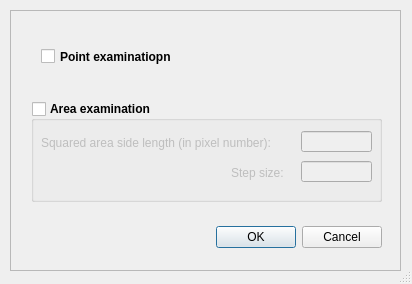
Before: the Qt Designer form hackathon/MK/Neurite_Instructor/Neurite_Instructor.ui in Vaa3D/vaa3d_tools, drawn with Qt 5.
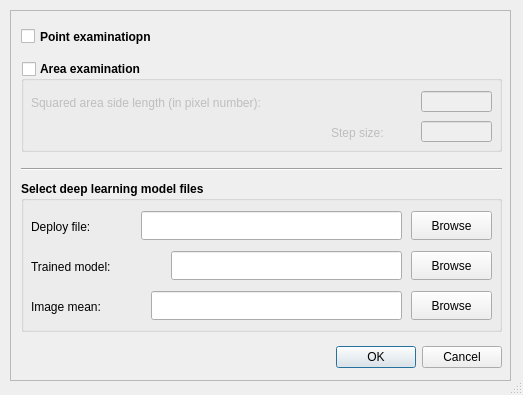
After: the same form once the commit is applied.

Commit message: NeuronExaminer: enabled file selection from UI

Patch:
```diff
--- a/hackathon/MK/Neurite_Instructor/Neurite_Instructor.ui
+++ b/hackathon/MK/Neurite_Instructor/Neurite_Instructor.ui
@@ -6,8 +6,8 @@
    <rect>
     <x>0</x>
     <y>0</y>
-    <width>412</width>
-    <height>284</height>
+    <width>523</width>
+    <height>395</height>
    </rect>
   </property>
   <property name="windowTitle">
@@ -24,8 +24,8 @@
     <rect>
      <x>10</x>
      <y>10</y>
-     <width>391</width>
-     <height>261</height>
+     <width>501</width>
+     <height>371</height>
     </rect>
    </property>
    <property name="autoFillBackground">
@@ -38,22 +38,22 @@
     <enum>Qt::ScrollBarAsNeeded</enum>
    </property>
    <property name="widgetResizable">
-    <bool>false</bool>
+    <bool>true</bool>
    </property>
    <widget class="QWidget" name="scrollAreaWidgetContents">
     <property name="geometry">
      <rect>
       <x>0</x>
       <y>0</y>
-      <width>389</width>
-      <height>259</height>
+      <width>499</width>
+      <height>369</height>
      </rect>
     </property>
     <widget class="QDialogButtonBox" name="buttonBox">
      <property name="geometry">
       <rect>
-       <x>170</x>
-       <y>210</y>
+       <x>290</x>
+       <y>330</y>
        <width>201</width>
        <height>32</height>
       </rect>
@@ -68,8 +68,8 @@
     <widget class="QCheckBox" name="checkBox">
      <property name="geometry">
       <rect>
-       <x>30</x>
-       <y>30</y>
+       <x>10</x>
+       <y>10</y>
        <width>221</width>
        <height>31</height>
       </rect>
@@ -87,10 +87,10 @@
     <widget class="QGroupBox" name="groupBox">
      <property name="geometry">
       <rect>
-       <x>20</x>
-       <y>90</y>
-       <width>351</width>
-       <height>101</height>
+       <x>10</x>
+       <y>50</y>
+       <width>481</width>
+       <height>91</height>
       </rect>
      </property>
      <property name="font">
@@ -116,7 +116,7 @@
        <rect>
         <x>10</x>
         <y>30</y>
-        <width>261</width>
+        <width>391</width>
         <height>24</height>
        </rect>
       </property>
@@ -136,9 +136,9 @@
       </property>
       <property name="geometry">
        <rect>
-        <x>200</x>
+        <x>310</x>
         <y>60</y>
-        <width>61</width>
+        <width>101</width>
         <height>24</height>
        </rect>
       </property>
@@ -158,7 +158,7 @@
       </property>
       <property name="geometry">
        <rect>
-        <x>270</x>
+        <x>400</x>
         <y>30</y>
         <width>71</width>
         <height>21</height>
@@ -177,7 +177,7 @@
       </property>
       <property name="geometry">
        <rect>
-        <x>270</x>
+        <x>400</x>
         <y>60</y>
         <width>71</width>
         <height>21</height>
@@ -191,6 +191,182 @@
       </property>
      </widget>
     </widget>
+    <widget class="Line" name="line">
+     <property name="geometry">
+      <rect>
+       <x>10</x>
+       <y>150</y>
+       <width>481</width>
+       <height>16</height>
+      </rect>
+     </property>
+     <property name="orientation">
+      <enum>Qt::Horizontal</enum>
+     </property>
+    </widget>
+    <widget class="QGroupBox" name="groupBox_2">
+     <property name="geometry">
+      <rect>
+       <x>10</x>
+       <y>170</y>
+       <width>481</width>
+       <height>151</height>
+      </rect>
+     </property>
+     <property name="font">
+      <font>
+       <weight>75</weight>
+       <bold>true</bold>
+      </font>
+     </property>
+     <property name="title">
+      <string>Select deep learning model files</string>
+     </property>
+     <widget class="QLineEdit" name="lineEdit">
+      <property name="geometry">
+       <rect>
+        <x>120</x>
+        <y>30</y>
+        <width>261</width>
+        <height>29</height>
+       </rect>
+      </property>
+     </widget>
+     <widget class="QPushButton" name="pushButton">
+      <property name="geometry">
+       <rect>
+        <x>390</x>
+        <y>30</y>
+        <width>81</width>
+        <height>29</height>
+       </rect>
+      </property>
+      <property name="font">
+       <font>
+        <weight>50</weight>
+        <bold>false</bold>
+       </font>
+      </property>
+      <property name="text">
+       <string>Browse</string>
+      </property>
+     </widget>
+     <widget class="QPushButton" name="pushButton_2">
+      <property name="geometry">
+       <rect>
+        <x>390</x>
+        <y>70</y>
+        <width>81</width>
+        <height>29</height>
+       </rect>
+      </property>
+      <property name="font">
+       <font>
+        <weight>50</weight>
+        <bold>false</bold>
+       </font>
+      </property>
+      <property name="text">
+       <string>Browse</string>
+      </property>
+     </widget>
+     <widget class="QLabel" name="label">
+      <property name="geometry">
+       <rect>
+        <x>10</x>
+        <y>30</y>
+        <width>111</width>
+        <height>31</height>
+       </rect>
+      </property>
+      <property name="font">
+       <font>
+        <weight>50</weight>
+        <bold>false</bold>
+       </font>
+      </property>
+      <property name="text">
+       <string>Deploy file:</string>
+      </property>
+     </widget>
+     <widget class="QLineEdit" name="lineEdit_2">
+      <property name="geometry">
+       <rect>
+        <x>150</x>
+        <y>70</y>
+        <width>231</width>
+        <height>29</height>
+       </rect>
+      </property>
+     </widget>
+     <widget class="QLabel" name="label_2">
+      <property name="geometry">
+       <rect>
+        <x>10</x>
+        <y>70</y>
+        <width>131</width>
+        <height>31</height>
+       </rect>
+      </property>
+      <property name="font">
+       <font>
+        <weight>50</weight>
+        <bold>false</bold>
+       </font>
+      </property>
+      <property name="text">
+       <string>Trained model:</string>
+      </property>
+     </widget>
+     <widget class="QPushButton" name="pushButton_3">
+      <property name="geometry">
+       <rect>
+        <x>390</x>
+        <y>110</y>
+        <width>81</width>
+        <height>29</height>
+       </rect>
+      </property>
+      <property name="font">
+       <font>
+        <weight>50</weight>
+        <bold>false</bold>
+       </font>
+      </property>
+      <property name="text">
+       <string>Browse</string>
+      </property>
+     </widget>
+     <widget class="QLineEdit" name="lineEdit_3">
+      <property name="geometry">
+       <rect>
+        <x>130</x>
+        <y>110</y>
+        <width>251</width>
+        <height>29</height>
+       </rect>
+      </property>
+     </widget>
+     <widget class="QLabel" name="label_3">
+      <property name="geometry">
+       <rect>
+        <x>10</x>
+        <y>110</y>
+        <width>131</width>
+        <height>31</height>
+       </rect>
+      </property>
+      <property name="font">
+       <font>
+        <weight>50</weight>
+        <bold>false</bold>
+       </font>
+      </property>
+      <property name="text">
+       <string>Image mean:</string>
+      </property>
+     </widget>
+    </widget>
    </widget>
   </widget>
  </widget>
```
Left out of the diff: 49 changed lines with no effect on the pictures. The commit also changes 3 other files.
